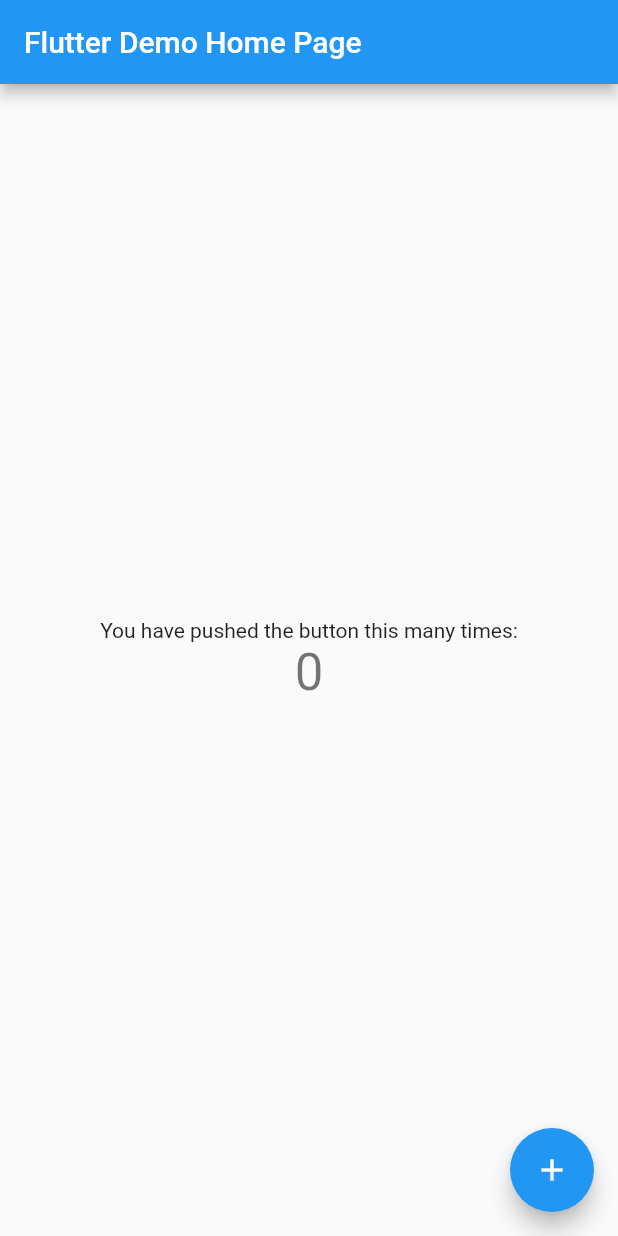
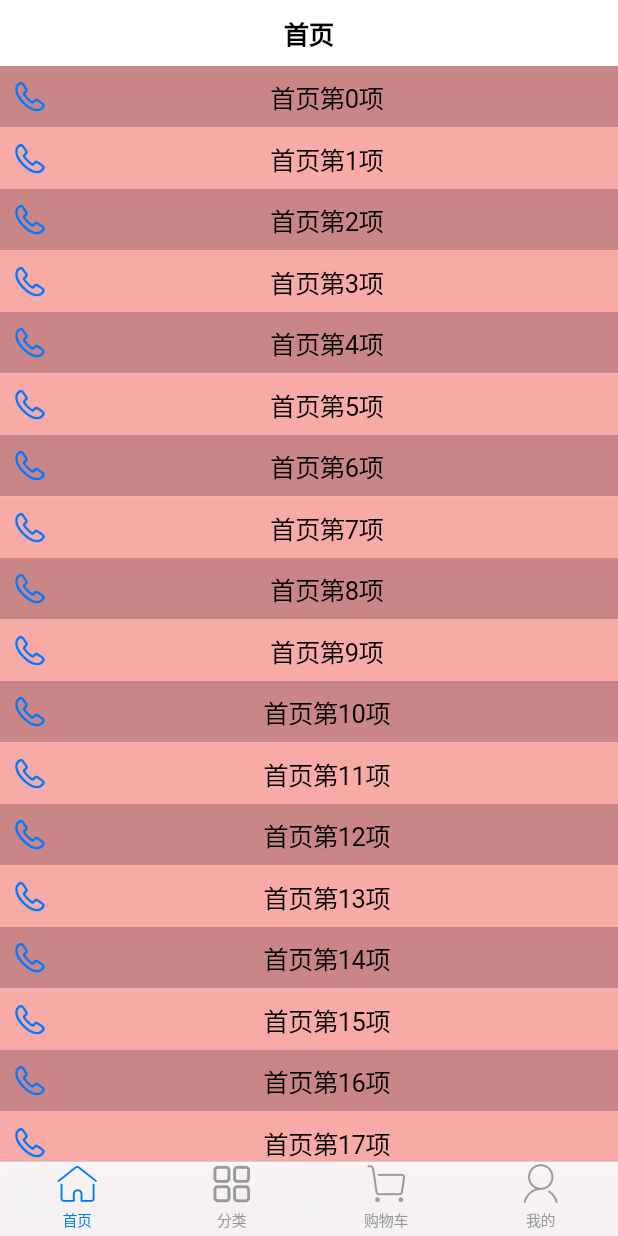
Before and after one commit to ye093/flutter_fly, a Flutter app: the screen it shows after launch, on a phone screen of 412 x 824 dp. Run offline on Flutter 3.47's test engine with Material 2 defaults, Android fonts, the phone set to English and light mode, and no system bars; Roboto replaces fonts that are missing (PuHuiTi).

Commit message:
基本框架搭建

```diff
--- /dev/null
+++ b/lib/icon/icons.dart
@@ -0,0 +1,19 @@
+import 'package:flutter/widgets.dart';
+
+/// sky系统图标
+class SkyIcons {
+  /// 字体图标名称
+  static const String iconFont = 'SkyIcons';
+
+  /// 购物车图标
+  static const IconData cart_light = IconData(0xe7d6, fontFamily: iconFont);
+
+  /// 我的
+  static const IconData my_light = IconData(0xe7d5, fontFamily: iconFont);
+
+  /// 首页
+  static const IconData home_light = IconData(0xe7d4, fontFamily: iconFont);
+
+  /// 分类
+  static const IconData apps = IconData(0xe729, fontFamily: iconFont);
+}
--- a/lib/main.dart
+++ b/lib/main.dart
@@ -1,111 +1,67 @@
-import 'package:flutter/material.dart';
+import 'package:flutter/cupertino.dart';
+
+import 'tab_page/home_main_page.dart';
 
 void main() => runApp(MyApp());
 
+/// 创建一个ios风格的app
 class MyApp extends StatelessWidget {
-  // This widget is the root of your application.
   @override
   Widget build(BuildContext context) {
-    return MaterialApp(
-      title: 'Flutter Demo',
-      theme: ThemeData(
-        // This is the theme of your application.
-        //
-        // Try running your application with "flutter run". You'll see the
-        // application has a blue toolbar. Then, without quitting the app, try
-        // changing the primarySwatch below to Colors.green and then invoke
-        // "hot reload" (press "r" in the console where you ran "flutter run",
-        // or simply save your changes to "hot reload" in a Flutter IDE).
-        // Notice that the counter didn't reset back to zero; the application
-        // is not restarted.
-        primarySwatch: Colors.blue,
+    return CupertinoApp(
+      title: 'flutter_sky',
+      home: MainTabPage(),
+      theme: CupertinoThemeData(
+        textTheme: CupertinoTextThemeData(
+            textStyle: TextStyle(
+              inherit: false,
+              fontFamily: 'PuHuiTi',
+              fontSize: 17.0,
+              letterSpacing: -0.41,
+              color: CupertinoColors.black,
+              decoration: TextDecoration.none,
+            ),
+            actionTextStyle: TextStyle(
+              inherit: false,
+              fontFamily: 'PuHuiTi',
+              fontSize: 17.0,
+              letterSpacing: -0.41,
+              color: CupertinoColors.activeBlue,
+              decoration: TextDecoration.none,
+            ),
+          tabLabelTextStyle: TextStyle(
+            inherit: false,
+            fontFamily: 'PuHuiTi',
+            fontSize: 10.0,
+            letterSpacing: -0.24,
+            color: CupertinoColors.inactiveGray,
+          ),
+          navLargeTitleTextStyle: TextStyle(
+            inherit: false,
+            fontFamily: 'PuHuiTi',
+            fontSize: 34.0,
+            fontWeight: FontWeight.w700,
+            letterSpacing: 0.41,
+            color: CupertinoColors.black,
+          ),
+          navTitleTextStyle: TextStyle(
+            inherit: false,
+            fontFamily: 'PuHuiTi',
+            fontSize: 17.0,
+            fontWeight: FontWeight.w600,
+            letterSpacing: -0.41,
+            color: CupertinoColors.black,
+          ),
+          navActionTextStyle: TextStyle(
+            inherit: false,
+            fontFamily: 'PuHuiTi',
+            fontSize: 17.0,
+            letterSpacing: -0.41,
+            color: CupertinoColors.activeBlue,
+            decoration: TextDecoration.none,
+          ),
+        ),
       ),
-      home: MyHomePage(title: 'Flutter Demo Home Page'),
     );
   }
 }
-
-class MyHomePage extends StatefulWidget {
-  MyHomePage({Key key, this.title}) : super(key: key);
-
-  // This widget is the home page of your application. It is stateful, meaning
-  // that it has a State object (defined below) that contains fields that affect
-  // how it looks.
-
-  // This class is the configuration for the state. It holds the values (in this
-  // case the title) provided by the parent (in this case the App widget) and
-  // used by the build method of the State. Fields in a Widget subclass are
-  // always marked "final".
-
-  final String title;
-
-  @override
-  _MyHomePageState createState() => _MyHomePageState();
-}
-
-class _MyHomePageState extends State<MyHomePage> {
-  int _counter = 0;
-
-  void _incrementCounter() {
-    setState(() {
-      // This call to setState tells the Flutter framework that something has
-      // changed in this State, which causes it to rerun the build method below
-      // so that the display can reflect the updated values. If we changed
-      // _counter without calling setState(), then the build method would not be
-      // called again, and so nothing would appear to happen.
-      _counter++;
-    });
-  }
-
-  @override
-  Widget build(BuildContext context) {
-    // This method is rerun every time setState is called, for instance as done
-    // by the _incrementCounter method above.
-    //
-    // The Flutter framework has been optimized to make rerunning build methods
-    // fast, so that you can just rebuild anything that needs updating rather
-    // than having to individually change instances of widgets.
-    return Scaffold(
-      appBar: AppBar(
-        // Here we take the value from the MyHomePage object that was created by
-        // the App.build method, and use it to set our appbar title.
-        title: Text(widget.title),
-      ),
-      body: Center(
-        // Center is a layout widget. It takes a single child and positions it
-        // in the middle of the parent.
-        child: Column(
-          // Column is also layout widget. It takes a list of children and
-          // arranges them vertically. By default, it sizes itself to fit its
-          // children horizontally, and tries to be as tall as its parent.
-          //
-          // Invoke "debug painting" (press "p" in the console, choose the
-          // "Toggle Debug Paint" action from the Flutter Inspector in Android
-          // Studio, or the "Toggle Debug Paint" command in Visual Studio Code)
-          // to see the wireframe for each widget.
-          //
-          // Column has various properties to control how it sizes itself and
-          // how it positions its children. Here we use mainAxisAlignment to
-          // center the children vertically; the main axis here is the vertical
-          // axis because Columns are vertical (the cross axis would be
-          // horizontal).
-          mainAxisAlignment: MainAxisAlignment.center,
-          children: <Widget>[
-            Text(
-              'You have pushed the button this many times:',
-            ),
-            Text(
-              '$_counter',
-              style: Theme.of(context).textTheme.display1,
-            ),
-          ],
-        ),
-      ),
-      floatingActionButton: FloatingActionButton(
-        onPressed: _incrementCounter,
-        tooltip: 'Increment',
-        child: Icon(Icons.add),
-      ), // This trailing comma makes auto-formatting nicer for build methods.
-    );
-  }
-}
--- /dev/null
+++ b/lib/tab_page/category.dart
@@ -0,0 +1,26 @@
+import 'package:flutter/cupertino.dart';
+
+/// 分类
+class CategoryPage extends StatelessWidget {
+  CategoryPage({Key key, this.title}) : super(key: key);
+
+  final String title;
+
+  @override
+  Widget build(BuildContext context) {
+    return CupertinoPageScaffold(
+      navigationBar: CupertinoNavigationBar(
+        middle: Text(title),
+      ),
+      child: Center(
+        child: Text(
+          'HelloWolrd',
+          style: CupertinoTheme.of(context)
+              .textTheme
+              .textStyle
+              .copyWith(color: Color(0xffff0000)),
+        ),
+      ),
+    );
+  }
+}
--- /dev/null
+++ b/lib/tab_page/home.dart
@@ -0,0 +1,65 @@
+import 'package:flutter/cupertino.dart';
+
+/// 首页
+class HomePage extends StatelessWidget {
+  HomePage({Key key, @required this.title, @required this.data})
+      : super(key: key);
+
+  final String title;
+  final List<String> data;
+
+  @override
+  Widget build(BuildContext context) {
+    return CupertinoPageScaffold(
+      navigationBar: CupertinoNavigationBar(
+        middle: Text(title),
+      ),
+      child: ListView.builder(
+        itemCount: data.length,
+        itemBuilder: (BuildContext context, int index) {
+          return _HomeItemView(
+            position: index,
+            leading: CupertinoIcons.phone,
+            content: data[index],
+            onClick: () => print('你点击了${data[index]}!'),
+          );
+        },
+      ),
+    );
+  }
+}
+
+/// item view
+class _HomeItemView extends StatelessWidget {
+  _HomeItemView(
+      {Key key,
+      @required this.position,
+      @required this.leading,
+      @required this.content,
+      @required this.onClick})
+      : super(key: key);
+
+  final int position;
+  final String content;
+  final IconData leading;
+  final VoidCallback onClick;
+
+  @override
+  Widget build(BuildContext context) {
+    return Container(
+      padding: EdgeInsets.all(8.0),
+      decoration: BoxDecoration(
+        color:
+            position.isEven ? const Color(0xffca8687) : const Color(0xfff8aba6),
+      ),
+      child: Row(
+        mainAxisAlignment: MainAxisAlignment.start,
+        crossAxisAlignment: CrossAxisAlignment.center,
+        children: <Widget>[
+          Icon(leading),
+          Expanded(child: Center(child: Text(content))),
+        ],
+      ),
+    );
+  }
+}
--- /dev/null
+++ b/lib/tab_page/home_main_page.dart
@@ -0,0 +1,65 @@
+import 'package:flutter/cupertino.dart';
+
+import '../icon/icons.dart';
+import 'home.dart';
+import 'category.dart';
+import 'shopping_cart.dart';
+import 'mine.dart';
+
+/// 底部tab items
+const bottomTabItems = <BottomNavigationBarItem> [
+  BottomNavigationBarItem(
+    icon: Icon(SkyIcons.home_light),
+    title: Text('首页'),
+  ),
+  BottomNavigationBarItem(
+    icon: Icon(SkyIcons.apps),
+    title: Text('分类'),
+  ),
+  BottomNavigationBarItem(
+    icon: Icon(SkyIcons.cart_light),
+    title: Text('购物车'),
+  ),
+  BottomNavigationBarItem(
+    icon: Icon(SkyIcons.my_light),
+    title: Text('我的'),
+  ),
+];
+
+
+/// 首页main tab页面
+class MainTabPage extends StatelessWidget {
+  //页面视图缓存
+  final _pageCache = new Map<int, Widget>();
+  final homePageData = List<String>.generate(100, (int i) => '首页第$i项');
+
+  @override
+  Widget build(BuildContext context) {
+    return CupertinoTabScaffold(
+        tabBar: CupertinoTabBar(
+            items: bottomTabItems,
+        ),
+        tabBuilder: (BuildContext context, int index) {
+          Widget contentPage = _pageCache.putIfAbsent(index, () {
+            Widget child;
+            switch(index) {
+              case 1:
+                child = CategoryPage(title: '分类',);
+                break;
+              case 2:
+                child = ShoppingCartPage(title: '购物车',);
+                break;
+              case 3:
+                child = MinePage(title: '我的',);
+                break;
+              default:
+                child = HomePage(title: '首页', data: homePageData);
+                break;
+            }
+            return child;
+          });
+          return contentPage;
+        },
+    ); // 首页tab page
+  }
+}
--- /dev/null
+++ b/lib/tab_page/mine.dart
@@ -0,0 +1,22 @@
+import 'package:flutter/cupertino.dart';
+
+/// 个人中心，我的页面
+class MinePage extends StatelessWidget {
+
+  MinePage({Key key, @required this.title})
+      : super(key: key);
+
+  final String title;
+
+
+  @override
+  Widget build(BuildContext context) {
+    return CupertinoPageScaffold(
+      navigationBar: CupertinoNavigationBar(
+        middle: Text(title),
+      ),
+      child: Center(child: Text('个人中心啦')),
+    );
+  }
+
+}
--- /dev/null
+++ b/lib/tab_page/shopping_cart.dart
@@ -0,0 +1,22 @@
+import 'package:flutter/cupertino.dart';
+
+/// 购物车
+class ShoppingCartPage extends StatelessWidget {
+  ShoppingCartPage({Key key, @required this.title}) : super(key: key);
+
+  final String title;
+
+  @override
+  Widget build(BuildContext context) {
+    return CupertinoPageScaffold(
+      navigationBar: CupertinoNavigationBar(
+        middle: Text(title),
+      ),
+      child: Center(
+          child: Text(
+        '购物车',
+        style: TextStyle(color: CupertinoColors.black),
+      )),
+    );
+  }
+}
```
Also changed, not shown: pubspec.yaml (+7 -0 lines), fonts/SkyIcons.ttf (added), 1 other file.
